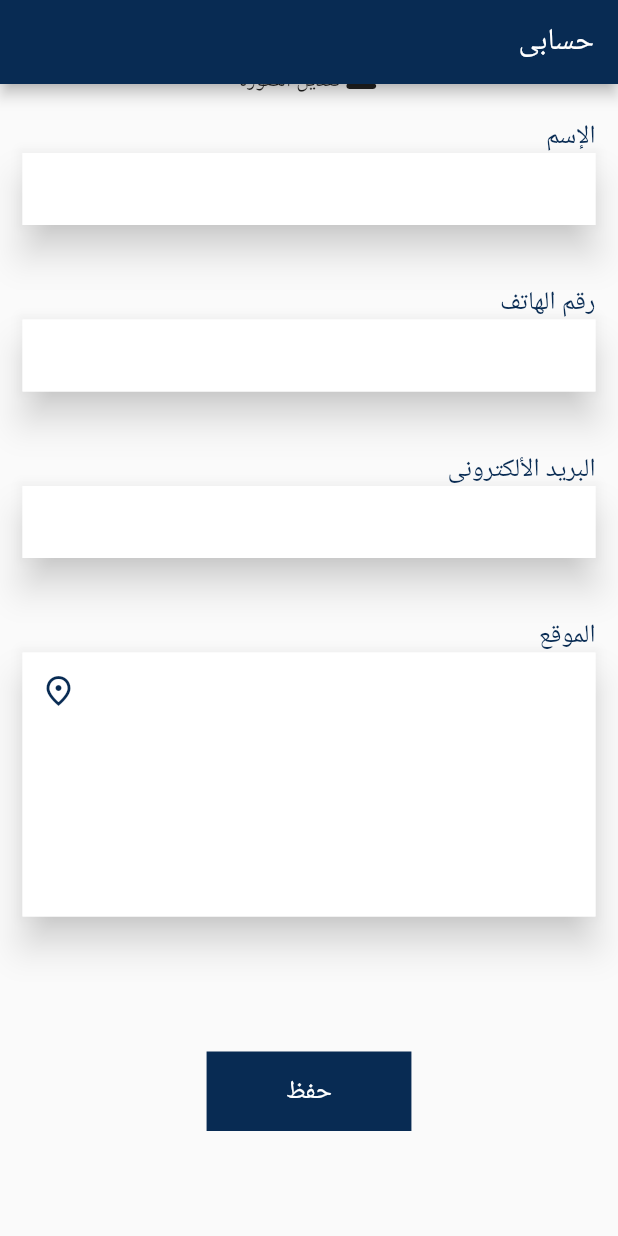
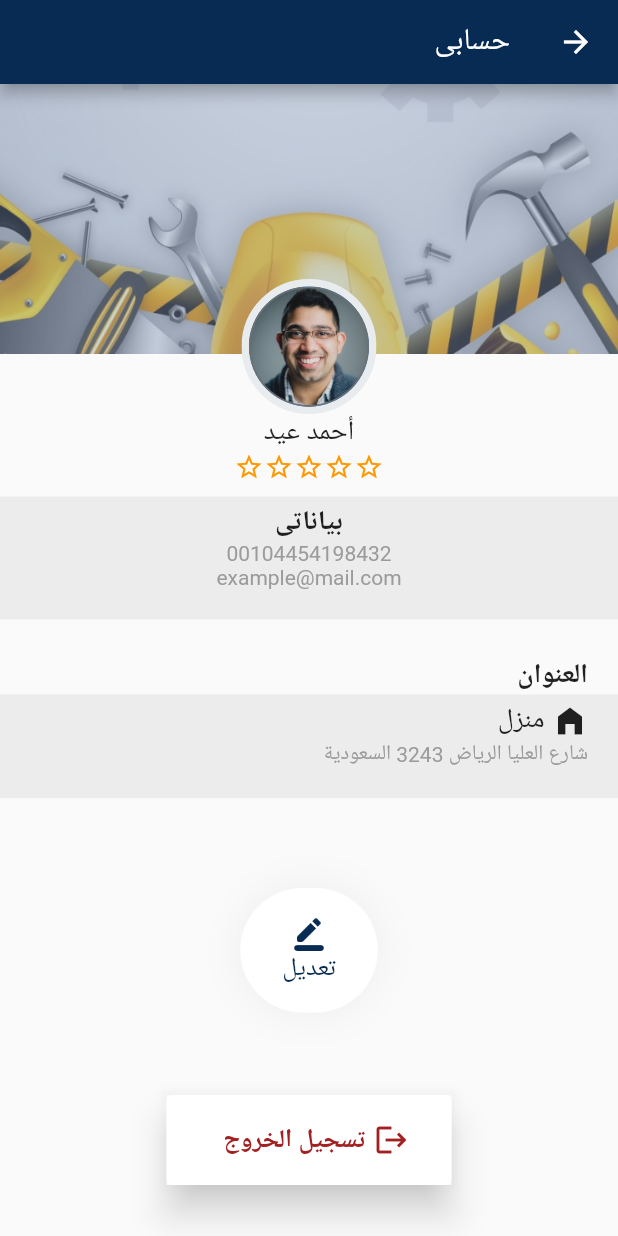
Before and after one commit to Ahmed-Eid-Flutter-980/my-profile, a Flutter app: the screen it shows after launch, scrolled down 134 dp, after a tap on "حفظ", on a phone screen of 412 x 824 dp. Run offline on Flutter 3.47's test engine with Material 2 defaults, Android fonts, the phone set to English and light mode, and no system bars; drawn by our look-alikes of flutter_rating_bar.

Commit message:
flutter profile app V2.0

```diff
--- a/lib/icons.dart
+++ b/lib/icons.dart
@@ -11,4 +11,14 @@ class IconManager {
   static Icon place(Color color) {
     return Icon(Icons.place_outlined, color: color,);
   }
+
+  // method for create color to icon
+  static Icon pencleWithcolor(Color color) {
+    return Icon(Icons.border_color_rounded, color: color,);
+  }
+
+  // method for create color to icon
+  static IconLogoutWithColor(Color color) {
+    return Icon(Icons.logout, color: color,);
+  }
 }
--- a/lib/pages/profileHome.dart
+++ b/lib/pages/profileHome.dart
@@ -1,5 +1,6 @@
 import 'package:flutter/material.dart';
 import 'package:flutter_app_section_2/icons.dart';
+import 'package:flutter_app_section_2/pages/profileInfo.dart';
 import 'package:flutter_app_section_2/widgets/textField.dart';
 
 class ProfileHome extends StatefulWidget {
@@ -110,7 +111,9 @@ class _ProfileHomeState extends State<ProfileHome> {
                     backgroundColor: Color(0xFF082B53),
                     shape: RoundedRectangleBorder(borderRadius: BorderRadius.circular(0)),
                   ),
-                  onPressed: () { },
+                  onPressed: () {
+                    Navigator.of(context).push(MaterialPageRoute(builder: (context) => ProfileInfo() ));
+                  },
                   child: Padding(
                     padding: const EdgeInsets.symmetric(
                       horizontal: 45.0,
--- /dev/null
+++ b/lib/pages/profileInfo.dart
@@ -0,0 +1,320 @@
+import 'package:flutter/material.dart';
+import 'package:flutter_app_section_2/icons.dart';
+import 'package:flutter_rating_bar/flutter_rating_bar.dart';
+
+class ProfileInfo extends StatefulWidget {
+  const ProfileInfo({Key? key}) : super(key: key);
+
+  @override
+  _ProfileInfoState createState() => _ProfileInfoState();
+}
+
+class _ProfileInfoState extends State<ProfileInfo> {
+  @override
+  Widget build(BuildContext context) {
+    return Directionality(
+      textDirection: TextDirection.rtl,
+      child: Scaffold(
+        appBar: AppBar(
+          title: Text('حسابى'),
+          backgroundColor: Color(0xFF082B53),
+        ),
+        body: SingleChildScrollView(
+          child: Container(
+            child: Column(
+              children: [
+                _profileIfoHeader(),
+                SizedBox(
+                  height: 40.0,
+                ),
+                // ===================================
+
+                _profileUserName_Rate(),
+                SizedBox(
+                  height: 10.0,
+                ),
+                // ===================================
+
+                _profileUserData(),
+                SizedBox(
+                  height: 25.0,
+                ),
+                // ===================================
+                _profileUserAddress(),
+                SizedBox(
+                  height: 60.0,
+                ),
+                // ===================================
+                _profileUpdate(),
+                SizedBox(
+                  height: 55.0,
+                ),
+                // ===================================
+                _profileLogout(),
+                SizedBox(
+                  height: 10.0,
+                ),
+              ],
+            ),
+          ),
+        ),
+      ),
+    );
+  }
+
+// ignore: slash_for_doc_comments
+/**
+ * profile user header
+ * have user cover iamge and his image
+ */
+  _profileIfoHeader() {
+    return Stack(
+      alignment: Alignment.bottomCenter,
+      children: <Widget>[
+        Container(
+          height: 180,
+          width: double.infinity,
+          decoration: new BoxDecoration(
+            color: const Color(0xff7c94b6),
+            image: new DecorationImage(
+              fit: BoxFit.cover,
+              colorFilter: new ColorFilter.mode(
+                  Colors.black.withOpacity(0.6), BlendMode.dstATop),
+              image: new AssetImage(
+                'assets/images/coverImage.jpg',
+              ),
+            ),
+          ),
+        ),
+        Transform.translate(
+          offset: Offset(0.0, 40.0),
+          child: ClipRRect(
+            // borderRadius: new BorderRadius.circular(60.0),
+            child: Container(
+              decoration: BoxDecoration(
+                borderRadius: BorderRadius.all(Radius.circular(50.0)),
+                border: Border.all(
+                  color: Color(0xFFE9ECEF),
+                  width: 5.0,
+                ),
+              ),
+              child: CircleAvatar(
+                child: Image.asset("assets/images/avatar.png"),
+                maxRadius: 40,
+              ),
+            ),
+          ),
+        ),
+      ],
+    );
+  }
+
+  // ignore: slash_for_doc_comments
+  /**
+   * profile information
+   * have user name and rate
+   */
+  _profileUserName_Rate() {
+    var _ratingValue = 0.0;
+    return Column(
+      children: [
+        Text(
+          'أحمد عيد',
+          style: TextStyle(
+            fontSize: 18.0,
+          ),
+        ),
+        RatingBar(
+            itemSize: 20.0,
+            initialRating: 0,
+            direction: Axis.horizontal,
+            allowHalfRating: true,
+            itemCount: 5,
+            ratingWidget: RatingWidget(
+                full: Icon(
+                  Icons.star,
+                  color: Colors.orange,
+                ),
+                half: Icon(
+                  Icons.star_half,
+                  color: Colors.orange,
+                ),
+                empty: Icon(
+                  Icons.star_outline,
+                  color: Colors.orange,
+                )),
+            onRatingUpdate: (value) {
+              setState(() {
+                _ratingValue = value;
+                print(_ratingValue);
+              });
+            }),
+      ],
+    );
+  }
+
+  // ignore: slash_for_doc_comments
+  /**
+   * profile user data
+   * have user phone number and user email
+   */
+  _profileUserData() {
+    return Container(
+      width: double.infinity,
+      color: Color(0xFFECECEC),
+      child: Padding(
+        padding: const EdgeInsets.only(top: 5.0, bottom: 20.0),
+        child: Column(
+          children: [
+            Text(
+              'بياناتى',
+              style: TextStyle(fontSize: 18.0, fontWeight: FontWeight.bold),
+            ),
+            Text(
+              '00104454198432',
+              style: TextStyle(fontSize: 14.0, color: Color(0xFF9B9B9B)),
+            ),
+            Text(
+              'example@mail.com',
+              style: TextStyle(fontSize: 14.0, color: Color(0xFF9B9B9B)),
+            ),
+          ],
+        ),
+      ),
+    );
+  }
+
+  // ignore: slash_for_doc_comments
+  /**
+   * profile user address
+   * have user home address
+   */
+  _profileUserAddress() {
+    return Column(
+      crossAxisAlignment: CrossAxisAlignment.start,
+      children: [
+        Padding(
+          padding: const EdgeInsets.only(right: 20.0),
+          child: Text(
+            'العنوان',
+            style: TextStyle(fontSize: 18.0, fontWeight: FontWeight.bold),
+          ),
+        ),
+        Container(
+          width: double.infinity,
+          color: Color(0xFFECECEC),
+          child: Padding(
+            padding: const EdgeInsets.only(top: 5.0, bottom: 20.0),
+            child: Padding(
+              padding: const EdgeInsets.only(right: 20.0),
+              child: Column(
+                crossAxisAlignment: CrossAxisAlignment.start,
+                children: [
+                  Row(
+                    children: [
+                      IconManager.home,
+                      SizedBox(
+                        width: 5.0,
+                      ),
+                      Text(
+                        'منزل',
+                        style: TextStyle(
+                          fontSize: 18.0,
+                        ),
+                      ),
+                    ],
+                  ),
+                  Text(
+                    'شارع العليا الرياض 3243 السعودية',
+                    style: TextStyle(fontSize: 14.0, color: Color(0xFF9B9B9B)),
+                  ),
+                ],
+              ),
+            ),
+          ),
+        ),
+      ],
+    );
+  }
+
+  // ignore: slash_for_doc_comments
+  /**
+   * profile update
+   * have button for update user profile
+   */
+  _profileUpdate() {
+    return Container(
+      decoration: BoxDecoration(
+        borderRadius: BorderRadius.circular(70),
+        boxShadow: <BoxShadow>[
+          BoxShadow(
+            spreadRadius: 4,
+            color: Colors.grey.withOpacity(0.1),
+            blurRadius: 20,
+
+          ),
+        ],
+      ),
+      child: TextButton(
+        style: TextButton.styleFrom(
+          backgroundColor: Colors.white,
+          shape:
+              RoundedRectangleBorder(borderRadius: BorderRadius.circular(100)),
+        ),
+        onPressed: () {
+          print('object');
+        },
+        child: Padding(
+          padding: const EdgeInsets.symmetric(horizontal: 20.0, vertical: 10.0),
+          child: Column(
+            children: [
+              IconManager.pencleWithcolor(Color(0xFF082B53)),
+              Text(
+                'تعديل',
+                style: TextStyle(color: Color(0xFF082B53), fontSize: 17.0),
+              ),
+            ],
+          ),
+        ),
+      ),
+    );
+  }
+
+  // ignore: slash_for_doc_comments
+  /**
+   * profile logput
+   * have button to get user out of the system
+   */
+  _profileLogout() {
+    return Container(
+      width: 190,
+      child: Material(
+        elevation: 10,
+	    shadowColor: Color(0xFFE3E3E3),
+        child: TextButton(
+          style: TextButton.styleFrom(
+            backgroundColor: Colors.white,
+
+          ),
+          onPressed: () {
+            print('object');
+          },
+          child: Padding(
+            padding: const EdgeInsets.symmetric(horizontal: 20.0, vertical: 10.0),
+            child: Row(
+              children: [
+                IconManager.IconLogoutWithColor(Color(0xFFA22021)),
+                SizedBox(width: 5.0,),
+                Text(
+                  'تسجيل الخروج',
+                  style: TextStyle(color: Color(0xFFA22021), fontSize: 17.0, fontWeight: FontWeight.bold),
+                ),
+              ],
+            ),
+          ),
+        ),
+      ),
+    );
+  }
+
+}
--- a/lib/widgets/textField.dart
+++ b/lib/widgets/textField.dart
@@ -4,6 +4,7 @@ import 'package:flutter_app_section_2/icons.dart';
 class NewTextField {
   NewTextField._();
 
+  // ignore: slash_for_doc_comments
   /**
    * just text field eith input type
    */
@@ -33,6 +34,7 @@ class NewTextField {
     );
   }
 
+  // ignore: slash_for_doc_comments
   /**
    * create textarea with maxline
    * and input type
--- a/pubspec.yaml
+++ b/pubspec.yaml
@@ -28,6 +28,7 @@ dependencies:
   # The following adds the Cupertino Icons font to your application.
   # Use with the CupertinoIcons class for iOS style icons.
   cupertino_icons: ^1.0.2
+  flutter_rating_bar: ^4.0.0
 
 dev_dependencies:
   flutter_test:
```
Also changed, not shown: assets/images/coverImage.jpg (renamed from assets/images/index4.jpg), pubspec.lock.
